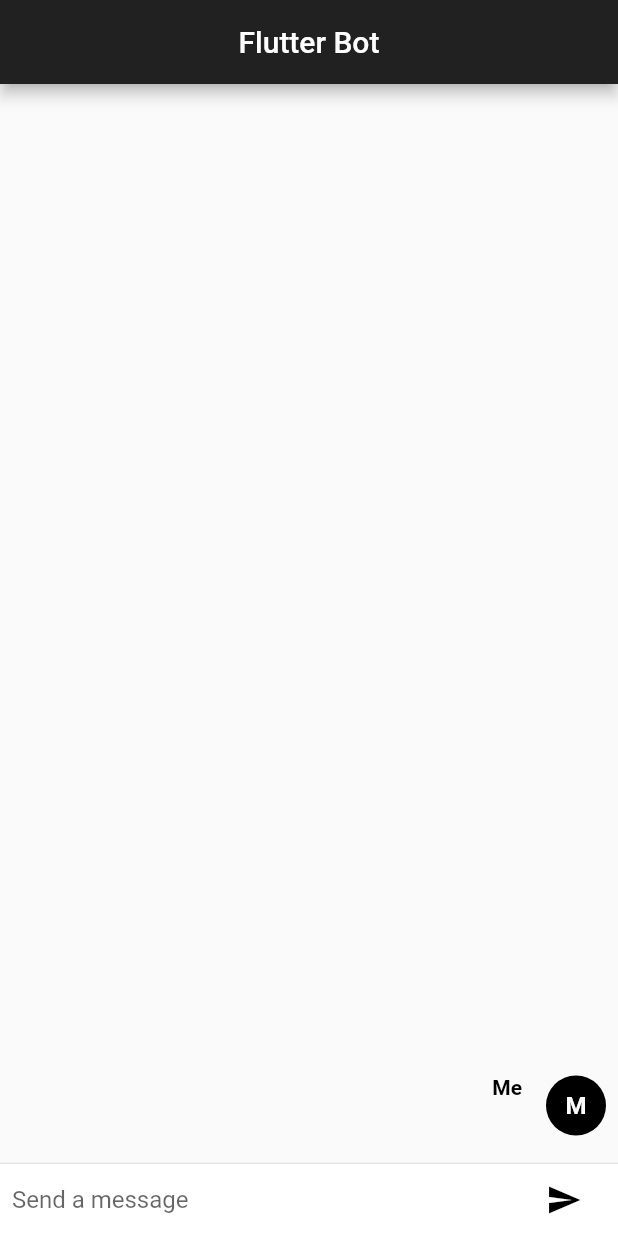
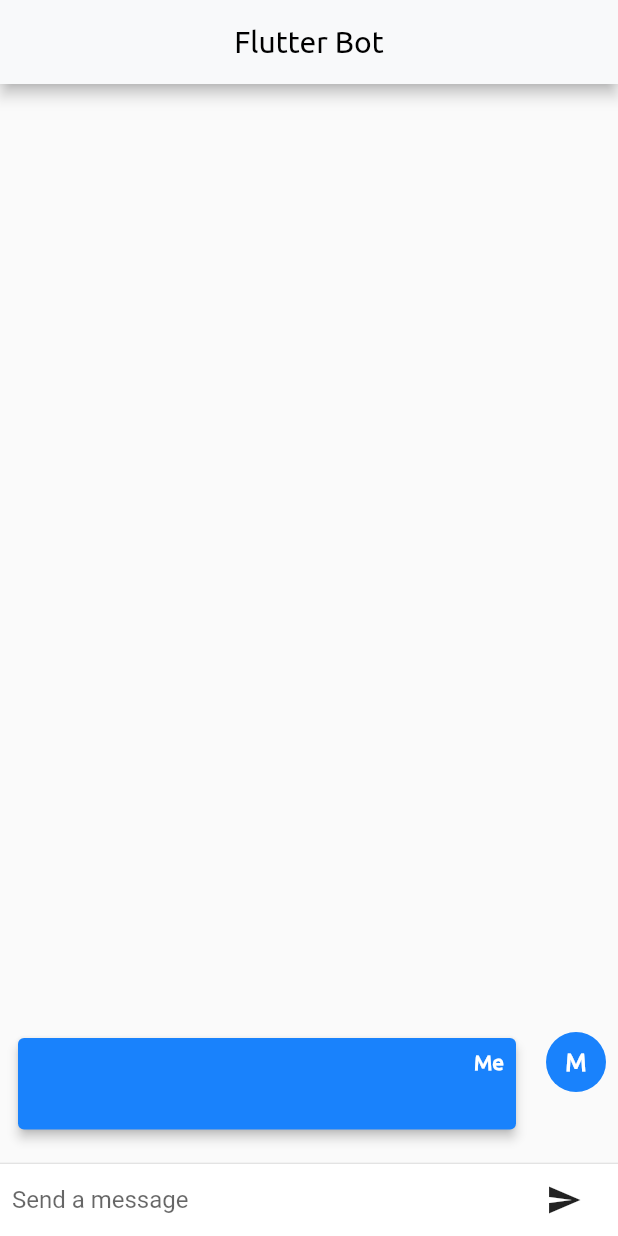
Before and after one commit to ameysunu/chatbot, a Flutter app: the screen it shows after launch, after a tap on the "send" icon, on a phone screen of 412 x 824 dp. Run offline on Flutter 3.47's test engine with Material 2 defaults, Android fonts, the phone set to English and light mode, and no system bars; our stand-ins replace hexcolor; missing offline and left inert: flutter_dialogflow.

Commit message:
second commit

```diff
--- a/lib/main.dart
+++ b/lib/main.dart
@@ -1,5 +1,6 @@
 import 'package:flutter/material.dart';
 import 'package:flutter_dialogflow/dialogflow_v2.dart';
+import 'package:hexcolor/hexcolor.dart';
 
 void main() => runApp(new MyApp());
 
@@ -28,9 +29,7 @@ class _HomePageDialogflow extends State<HomePageDialogflow> {
   final TextEditingController _textController = new TextEditingController();
 
   Widget _buildTextComposer() {
-    return new IconTheme(
-      data: new IconThemeData(color: Colors.black),
-      child: new Container(
+    return new Container(
       margin: const EdgeInsets.symmetric(horizontal: 8.0),
       child: new Row(
         children: <Widget>[
@@ -49,7 +48,6 @@ class _HomePageDialogflow extends State<HomePageDialogflow> {
                 onPressed: () => _handleSubmitted(_textController.text)),
           ),
         ],
-        ),
       ),
     );
   }
@@ -89,9 +87,13 @@ class _HomePageDialogflow extends State<HomePageDialogflow> {
   Widget build(BuildContext context) {
     return new Scaffold(
       appBar: new AppBar(
-        backgroundColor: Colors.grey[900],
+        backgroundColor: Hexcolor('#F8F9FA'),
         centerTitle: true,
-        title: new Text("Flutter Bot"),
+        title: new Text(
+          "Flutter Bot",
+          style: TextStyle(
+              fontFamily: 'Ubuntu', fontSize: 20, color: Colors.black),
+        ),
       ),
       body: new Column(children: <Widget>[
         new Flexible(
@@ -125,22 +127,36 @@ class ChatMessage extends StatelessWidget {
         child: new CircleAvatar(
           child: new Text(
             'B',
-            style: TextStyle(color: Colors.white),
+            style: TextStyle(color: Colors.black),
           ),
-          backgroundColor: Colors.black,
+          backgroundColor: Hexcolor('#E6E5EB'),
         ),
       ),
       new Expanded(
+        child: Card(
+          elevation: 3,
+          color: Hexcolor('#E6E5EB'),
           child: new Column(
             crossAxisAlignment: CrossAxisAlignment.start,
             children: <Widget>[
-            new Text(this.name,
-                style: new TextStyle(fontWeight: FontWeight.bold)),
+              Padding(
+                padding: const EdgeInsets.all(8.0),
+                child: new Text(this.name,
+                    style: new TextStyle(
+                        fontWeight: FontWeight.bold, color: Colors.black)),
+              ),
               new Container(
                 margin: const EdgeInsets.only(top: 5.0),
-              child: new Text(text),
+                child: Padding(
+                  padding: const EdgeInsets.fromLTRB(8, 0, 8, 8),
+                  child: new Text(
+                    text,
+                    style: TextStyle(color: Colors.black),
+                  ),
+                ),
               ),
             ],
+          ),
         ),
       ),
     ];
@@ -149,27 +165,47 @@ class ChatMessage extends StatelessWidget {
   List<Widget> myMessage(context) {
     return <Widget>[
       new Expanded(
+        child: Card(
+          elevation: 3,
+          color: Hexcolor('#1982FC'),
           child: new Column(
             crossAxisAlignment: CrossAxisAlignment.end,
             children: <Widget>[
-            new Text(this.name,
+              Padding(
+                padding: const EdgeInsets.all(8.0),
+                child: new Text(this.name,
                     style: TextStyle(
-                    color: Colors.black, fontWeight: FontWeight.bold)),
-            new Container(
+                        color: Colors.white,
+                        fontFamily: 'Ubuntu',
+                        fontWeight: FontWeight.bold)),
+              ),
+              Padding(
+                padding: const EdgeInsets.fromLTRB(8.0, 0, 8, 8),
+                child: new Container(
                   margin: const EdgeInsets.only(top: 5.0),
-              child: new Text(text),
+                  child: new Text(
+                    text,
+                    style: TextStyle(
+                      color: Colors.white,
+                      fontFamily: 'Ubuntu',
+                    ),
+                  ),
+                ),
               ),
             ],
+          ),
         ),
       ),
       new Container(
         margin: const EdgeInsets.only(left: 16.0),
         child: new CircleAvatar(
-            backgroundColor: Colors.black,
+            backgroundColor: Hexcolor('#1982FC'),
             child: new Text(
               this.name[0],
               style: new TextStyle(
-                  fontWeight: FontWeight.bold, color: Colors.white),
+                  fontFamily: 'Ubuntu',
+                  fontWeight: FontWeight.bold,
+                  color: Colors.white),
             )),
       ),
     ];
```
Also changed, not shown: pubspec.yaml (+5 -6 lines), fonts/Ubuntu-Regular.ttf (added), pubspec.lock. Lines whose indentation alone changed are shown as unchanged.
